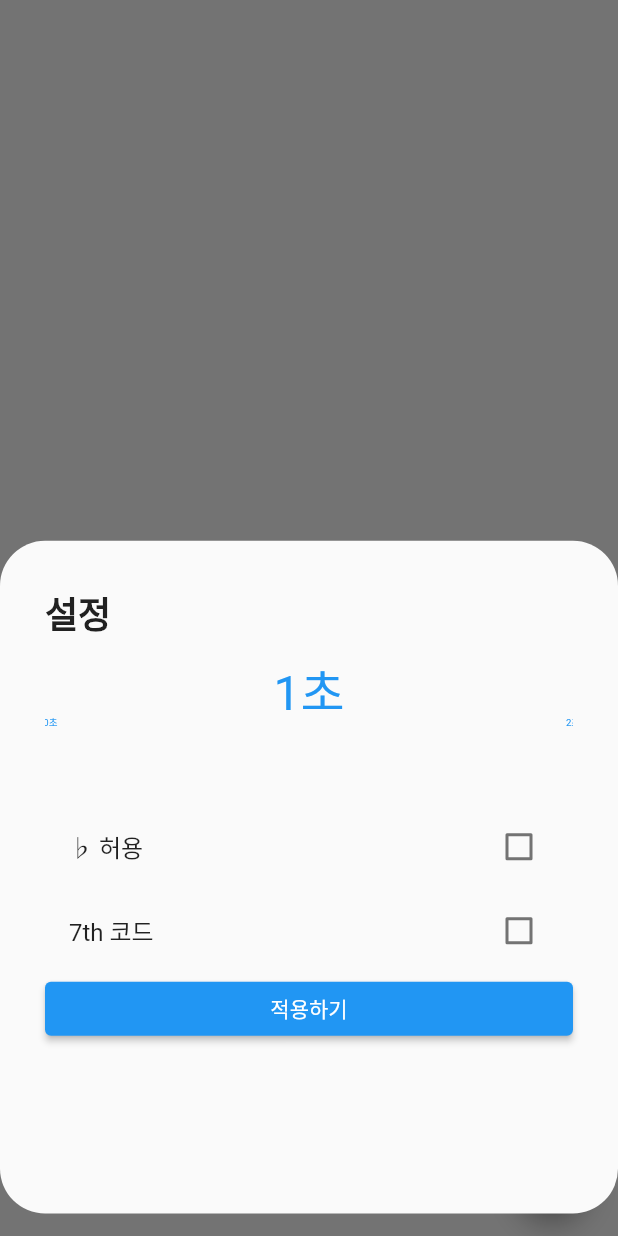
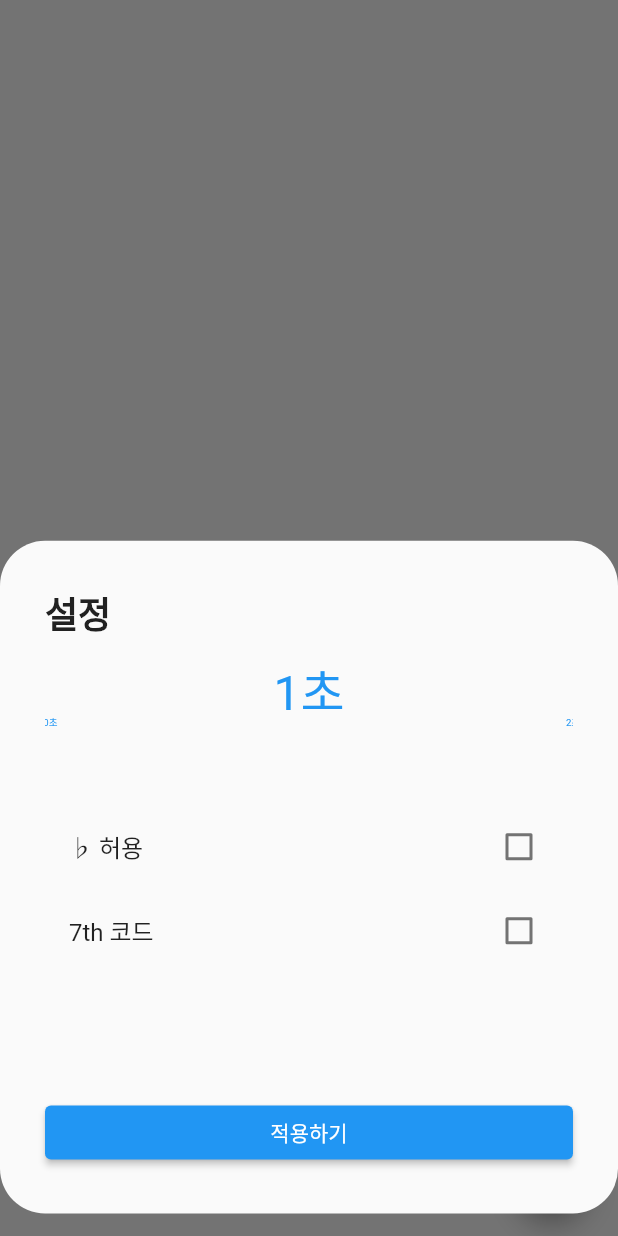
Before and after one commit to zeratulspc/ranco, a Flutter app: the screen it shows after launch, after a tap on the "settings" icon, on a phone screen of 412 x 824 dp. Run offline on Flutter 3.47's test engine with Material 2 defaults, Android fonts, the phone set to English and light mode, and no system bars; drawn by our look-alikes of card_swiper; our stand-ins replace get.

Commit message:
설정 sheet UI 개선

```diff
--- a/lib/ui/home_page.dart
+++ b/lib/ui/home_page.dart
@@ -17,16 +17,13 @@ class HomePage extends StatelessWidget {
           children: [
             Obx((){
               double timerValue = (hc.targetTime-hc.time-1)/hc.targetTime;
-              if(timerValue.isNaN||timerValue.isInfinite) {
-                timerValue=0;
-              }
               return Stack(
                 children: [
                   Positioned.fill(
                       child: Align(
                         alignment: Alignment.center,
                         child: Text(
-                          "${timerValue!=0?hc.time+1:''}",
+                          "${timerValue.isNaN||timerValue.isInfinite?'':hc.time+1}",
                           style: TextStyle(
                               fontSize: 24,
                               color:Get.theme.primaryColorLight
@@ -35,7 +32,7 @@ class HomePage extends StatelessWidget {
                       )
                   ),
                   TweenAnimationBuilder(
-                      tween: Tween<double>(begin: 0, end: timerValue),
+                      tween: Tween<double>(begin: 0, end: timerValue.isNaN||timerValue.isInfinite?0:timerValue),
                       duration: const Duration(milliseconds: 100),
                       curve:Curves.ease,
                       builder: (context, double v, Widget? child) {
--- a/lib/ui/setting_sheet.dart
+++ b/lib/ui/setting_sheet.dart
@@ -82,9 +82,8 @@ class SettingSheet extends StatelessWidget {
                   ),
                 ],
               ),
-              Align(
-                alignment: Alignment.bottomCenter,
-                child: ElevatedButton(
+              Expanded(child: SizedBox()),
+              ElevatedButton(
                 onPressed: (){
                   hc.flat = isFlat.value;
                   hc.seventh = isSeventh.value;
@@ -99,7 +98,6 @@ class SettingSheet extends StatelessWidget {
                   ),
                 ),
               ),
-              ),
             ],
           ),
         ),
```
Lines whose indentation alone changed are shown as unchanged.
